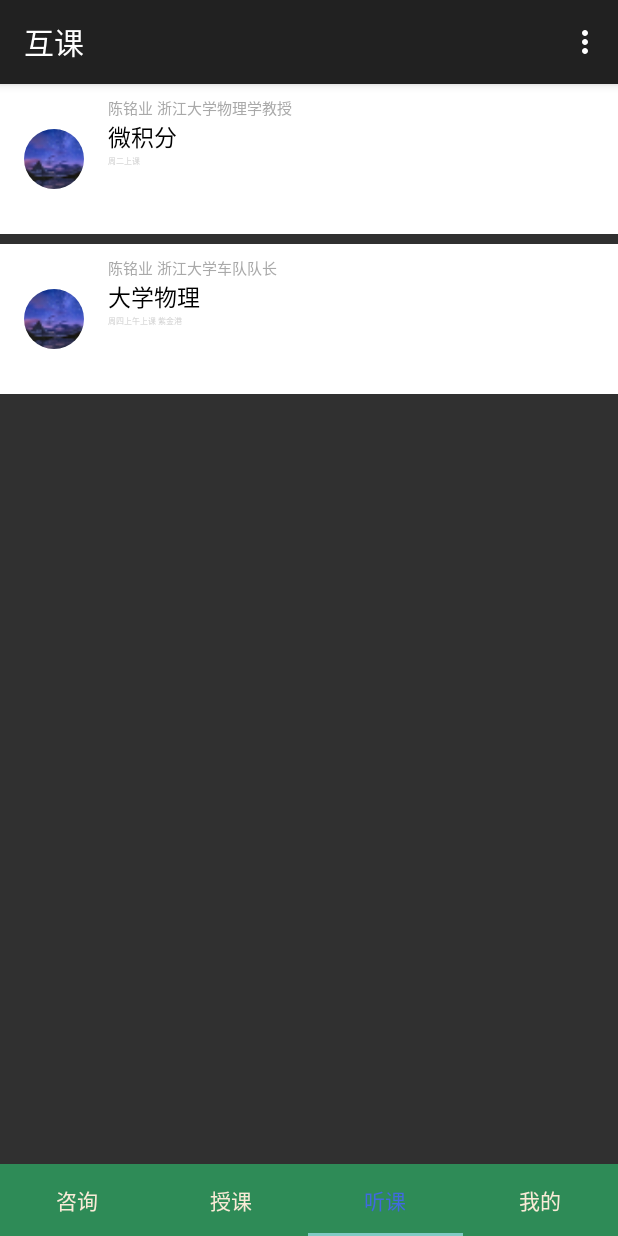
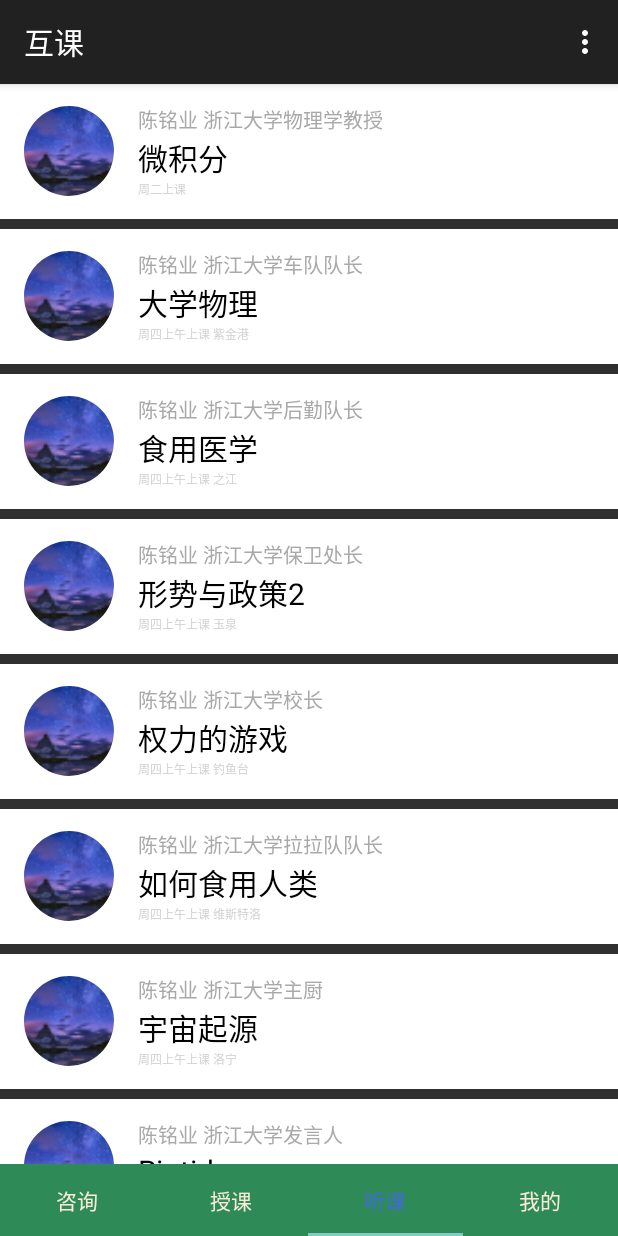
Before and after one commit to VkaZas/PT_TutorMall, an Android app: the screen it shows after launch (MainActivity), item 3 of the bottom bar chosen, on a phone screen of 412 x 824 dp. Run offline under Robolectric (Android 15) with nearby library versions, the phone set to English and light mode, and no system bars; our stand-ins replace CircleImageView; libraries missing offline, so code that uses them is left out: com.daimajia.slider; 7 statements that could not run were skipped.

Commit message:
finished with sliders ready to add search view

```diff
--- a/app/src/main/java/com/zju/app/tutormall/adapters/CourseRecyclerViewAdapter.java
+++ b/app/src/main/java/com/zju/app/tutormall/adapters/CourseRecyclerViewAdapter.java
@@ -13,10 +13,10 @@ import com.zju.app.tutormall.R;
 
 public class CourseRecyclerViewAdapter extends RecyclerView.Adapter<CourseRecyclerViewAdapter.CourseViewHolder> {
 
-    private static String[] courseInfo = {"微积分", "大学物理"};
-    private static String[] teacherInfo = {"陈铭业 浙江大学物理学教授", "陈铭业 浙江大学车队队长"};
-    private static String[] scheduleInfo = {"周二上课" , "周四上午上课 紫金港"};
-    int itemCnt = 2;
+    private static String[] courseInfo = {"微积分", "大学物理", "食用医学", "形势与政策2", "权力的游戏", "如何食用人类", "宇宙起源", "Riptide"};
+    private static String[] teacherInfo = {"陈铭业 浙江大学物理学教授", "陈铭业 浙江大学车队队长", "陈铭业 浙江大学后勤队长", "陈铭业 浙江大学保卫处长", "陈铭业 浙江大学校长", "陈铭业 浙江大学拉拉队队长", "陈铭业 浙江大学主厨", "陈铭业 浙江大学发言人"};
+    private static String[] scheduleInfo = {"周二上课" , "周四上午上课 紫金港", "周四上午上课 之江", "周四上午上课 玉泉", "周四上午上课 钓鱼台", "周四上午上课 维斯特洛", "周四上午上课 洛宁", "周四上午上课 游泳池"};
+    int itemCnt = 8;
 
     public class CourseViewHolder extends RecyclerView.ViewHolder {
         public final View mView;
--- a/app/src/main/java/com/zju/app/tutormall/fragments/PropagateFragment.java
+++ b/app/src/main/java/com/zju/app/tutormall/fragments/PropagateFragment.java
@@ -1,18 +1,27 @@
 package com.zju.app.tutormall.fragments;
 
 
+import android.content.res.Resources;
 import android.os.Bundle;
 import android.support.v4.app.Fragment;
+import android.support.v7.widget.LinearLayoutManager;
+import android.support.v7.widget.RecyclerView;
 import android.view.LayoutInflater;
 import android.view.View;
 import android.view.ViewGroup;
 
+import com.daimajia.slider.library.SliderLayout;
+import com.daimajia.slider.library.SliderTypes.TextSliderView;
 import com.zju.app.tutormall.R;
+import com.zju.app.tutormall.adapters.CourseRecyclerViewAdapter;
+import com.zju.app.tutormall.adapters.RecyclerViewDivider;
 
-/**
- * A simple {@link Fragment} subclass.
- */
+import java.util.ArrayList;
+
+
 public class PropagateFragment extends Fragment {
+
+    private int maxSlider = 4;
 
 
     public PropagateFragment() {
@@ -23,9 +32,42 @@ public class PropagateFragment extends Fragment {
     @Override
     public View onCreateView(LayoutInflater inflater, ViewGroup container,
                              Bundle savedInstanceState) {
-        // Inflate the layout for this fragment
-        return inflater.inflate(R.layout.fragment_propagate, container, false);
+        View view = inflater.inflate(R.layout.fragment_propagate, container, false);
+
+        /**
+         * Setting up sliders
+         * */
+        SliderLayout sliderShow = (SliderLayout) view.findViewById(R.id.propagate_slider);
+        ArrayList<TextSliderView> sliders = new ArrayList<TextSliderView>();
+        int[] images = {R.drawable.bigbang, R.drawable.game_of_thrones, R.drawable.hannibal, R.drawable.house};
+        String[] descriptions = {"Bigbang", "Game of Thrones", "Hannibal", "House of Cards"};
+        for (int i=0; i<maxSlider; i++) {
+            TextSliderView slide = new TextSliderView(getActivity());
+            slide.description(descriptions[i]).image(images[i]);
+            sliders.add(slide);
+            sliderShow.addSlider(slide);
+        }
+        sliderShow.setPresetTransformer("CubeIn");
+
+        /**
+         * Setting up recycler list
+         * */
+        RecyclerView rv = (RecyclerView) view.findViewById(R.id.propagate_course_list);
+        setupRecyclerView(rv);
+
+
+        return view;
     }
 
+    private void setupRecyclerView(RecyclerView rv) {
+        rv.setLayoutManager(new LinearLayoutManager(rv.getContext()));
+        rv.setAdapter(new CourseRecyclerViewAdapter(getActivity()));
+
+        // divider between items
+        rv.addItemDecoration(new RecyclerViewDivider(getActivity(),
+                LinearLayoutManager.VERTICAL,
+                20,
+                getResources().getColor(R.color.mistyrose)));
+    }
 
 }
--- a/app/src/main/res/layout/course_list_item.xml
+++ b/app/src/main/res/layout/course_list_item.xml
@@ -25,6 +25,8 @@
             android:layout_width="fill_parent"
             android:layout_height="wrap_content"
             android:textColor="@color/darkgray"
+            android:textAlignment="viewStart"
+            android:layout_marginTop="@dimen/list_item_vertical_margin"
             android:textSize="@dimen/list_item_text_medium"/>
 
         <TextView
@@ -32,6 +34,7 @@
             android:layout_width="fill_parent"
             android:layout_height="wrap_content"
             android:textColor="@color/black"
+            android:textAlignment="center"
             android:textSize="@dimen/list_item_text_large" />
 
         <TextView
@@ -39,6 +42,8 @@
             android:layout_width="fill_parent"
             android:layout_height="wrap_content"
             android:textColor="@color/lightgray"
+            android:textAlignment="viewEnd"
+            android:layout_marginBottom="@dimen/list_item_vertical_margin"
             android:textSize="@dimen/list_item_text_small"/>
 
     </LinearLayout>
--- a/app/src/main/res/values/dimens.xml
+++ b/app/src/main/res/values/dimens.xml
@@ -2,11 +2,15 @@
     <!--layout size-->
     <dimen name="activity_horizontal_margin">16dp</dimen>
     <dimen name="activity_vertical_margin">16dp</dimen>
-    <dimen name="list_item_avatar_size">40dp</dimen>
-    <dimen name="list_item_height">100dp</dimen>
+    <dimen name="list_item_vertical_margin">5dp</dimen>
+    <dimen name="list_item_avatar_size">60dp</dimen>
+    <dimen name="list_item_height">90dp</dimen>
 
     <!--text size-->
-    <dimen name="list_item_text_large">15sp</dimen>
-    <dimen name="list_item_text_medium">10sp</dimen>
-    <dimen name="list_item_text_small">5sp</dimen>
+    <dimen name="list_item_text_large">20sp</dimen>
+    <dimen name="list_item_text_medium">13sp</dimen>
+    <dimen name="list_item_text_small">8sp</dimen>
+
+    <!--slider size-->
+    <dimen name="propagate_slider_height">160dp</dimen>
 </resources>
```
Also changed, not shown: app/src/main/res/layout/fragment_propagate.xml (+17 -8 lines), app/src/main/res/drawable/bigbang.jpg (added), app/src/main/res/drawable/desk_cg_1553.jpg (added), app/src/main/res/drawable/desk_cg_1569.jpg (added), app/src/main/res/drawable/game_of_thrones.jpg (added), app/src/main/res/drawable/hannibal.jpg (added), app/src/main/res/drawable/house.jpg (added).
